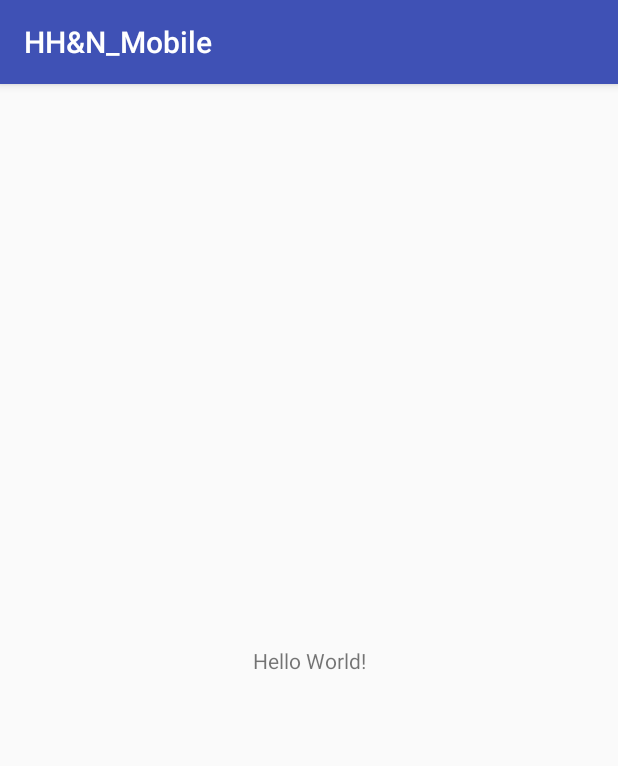
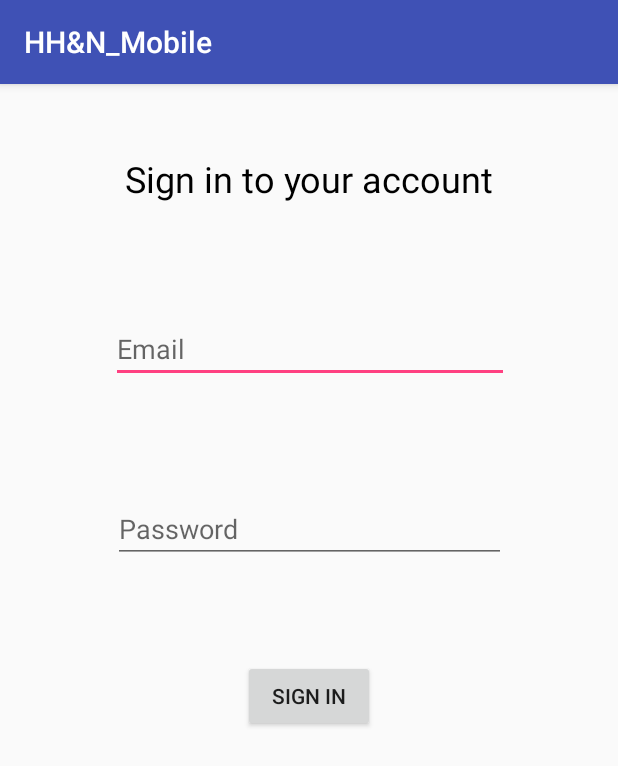
Before and after one commit to drhansen000/hhn, an Android app: the screen it shows after launch (MainActivity), on a phone screen of 412 x 824 dp. Shown: the top 766 px of the screen. Run offline under Robolectric (Android 15) with nearby library versions, the phone set to English and light mode, and no system bars.

Commit message:
Added initial text views and buttons for main login page without functionality

```diff
--- a/app/src/main/res/layout/activity_main.xml
+++ b/app/src/main/res/layout/activity_main.xml
@@ -7,12 +7,63 @@
     tools:context="project.hhn_mobile.MainActivity">
 
     <TextView
-        android:layout_width="wrap_content"
-        android:layout_height="wrap_content"
-        android:text="Hello World!"
+        android:id="@+id/textView"
+        android:layout_width="262dp"
+        android:layout_height="33dp"
+        android:layout_marginBottom="8dp"
+        android:layout_marginTop="8dp"
+        android:text="Sign in to your account"
+        android:textAlignment="center"
+        android:textColor="@android:color/black"
+        android:textSize="24sp"
         app:layout_constraintBottom_toBottomOf="parent"
         app:layout_constraintLeft_toLeftOf="parent"
         app:layout_constraintRight_toRightOf="parent"
-        app:layout_constraintTop_toTopOf="parent" />
+        app:layout_constraintTop_toTopOf="parent"
+        app:layout_constraintVertical_bias="0.054" />
+
+    <EditText
+        android:id="@+id/editText"
+        android:layout_width="265dp"
+        android:layout_height="wrap_content"
+        android:layout_marginBottom="8dp"
+        android:layout_marginTop="8dp"
+        android:ems="10"
+        android:hint="Email"
+        android:inputType="textPersonName"
+        app:layout_constraintBottom_toBottomOf="parent"
+        app:layout_constraintHorizontal_bias="0.504"
+        app:layout_constraintLeft_toLeftOf="parent"
+        app:layout_constraintRight_toRightOf="parent"
+        app:layout_constraintTop_toTopOf="parent"
+        app:layout_constraintVertical_bias="0.207" />
+
+    <EditText
+        android:id="@+id/editText2"
+        android:layout_width="262dp"
+        android:layout_height="wrap_content"
+        android:layout_marginBottom="8dp"
+        android:layout_marginTop="8dp"
+        android:ems="10"
+        android:hint="Password"
+        android:inputType="textPersonName"
+        app:layout_constraintBottom_toBottomOf="parent"
+        app:layout_constraintLeft_toLeftOf="parent"
+        app:layout_constraintRight_toRightOf="parent"
+        app:layout_constraintTop_toTopOf="parent"
+        app:layout_constraintVertical_bias="0.376" />
+
+    <Button
+        android:id="@+id/button"
+        android:layout_width="wrap_content"
+        android:layout_height="wrap_content"
+        android:layout_marginBottom="8dp"
+        android:layout_marginTop="8dp"
+        android:text="Sign In"
+        app:layout_constraintBottom_toBottomOf="parent"
+        app:layout_constraintLeft_toLeftOf="parent"
+        app:layout_constraintRight_toRightOf="parent"
+        app:layout_constraintTop_toTopOf="parent"
+        app:layout_constraintVertical_bias="0.534" />
 
 </android.support.constraint.ConstraintLayout>
--- a/app/src/main/res/values/colors.xml
+++ b/app/src/main/res/values/colors.xml
@@ -2,5 +2,5 @@
 <resources>
     <color name="colorPrimary">#3F51B5</color>
     <color name="colorPrimaryDark">#303F9F</color>
-    <color name="colorAccent">#FF4081</color>
+    <color name="colorAccent">#ff4081</color>
 </resources>
```
